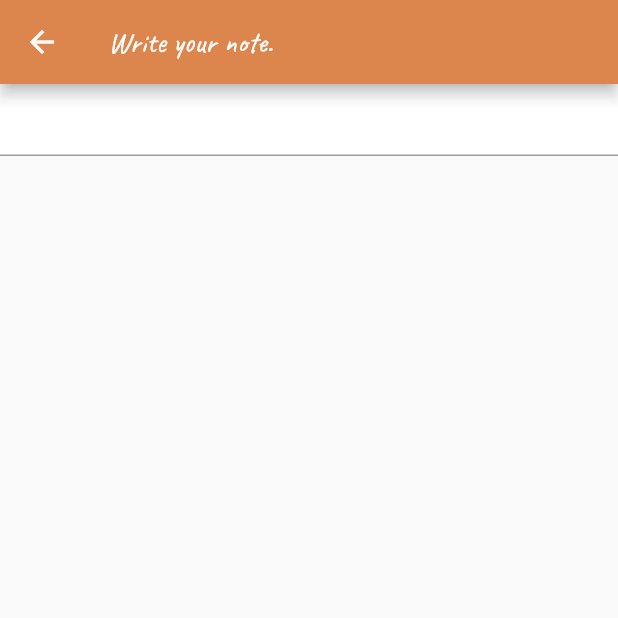
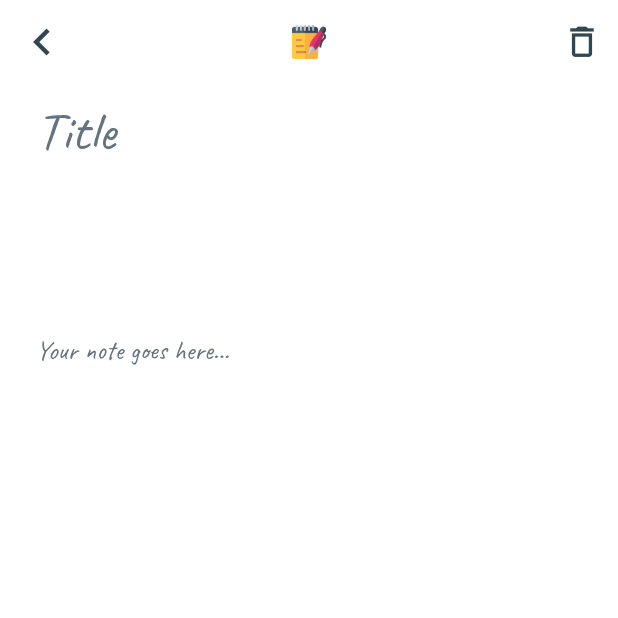
Before and after one commit to kabirnayeem99/flutter_note_app, a Flutter app: the screen it shows after launch, after a tap on "Create Note", on a phone screen of 412 x 824 dp, the top half of it. Run offline on Flutter 3.47's test engine with Material 2 defaults, Android fonts, the phone set to English and light mode, and no system bars.

Commit message:
💬 implemented the note writing ui

```diff
--- a/lib/constants.dart
+++ b/lib/constants.dart
@@ -3,6 +3,10 @@ import 'package:flutter/material.dart';
 const Color infoTextColor = Color(0xffB02E65);
 const Color buttonColor = Color(0xffDC854D);
 const String logoImage = "assets/images/notepad.png";
+const Color cursorColor = Color(0xff304653);
+const Color navigationIconColor = Color(0xff304653);
+const Color hintTextColor = Color(0xff647381);
+const Color typedTextColor = Color(0xff15212B);
 const double titleFontSize = 36;
 const double subTitleFontSize = 24;
 const double normalFontSize = 18;
--- a/lib/main.dart
+++ b/lib/main.dart
@@ -7,7 +7,7 @@ class MyApp extends StatelessWidget {
   @override
   Widget build(BuildContext context) {
     return MaterialApp(
-      theme: ThemeData(fontFamily: "Caveat"),
+      theme: ThemeData(fontFamily: "Caveat", backgroundColor: Colors.white),
       debugShowCheckedModeBanner: false,
       title: "Malusa - Note taking App",
       home: NoNotesScreen(),
--- a/lib/ui/screens/no_notes_screen.dart
+++ b/lib/ui/screens/no_notes_screen.dart
@@ -1,7 +1,7 @@
-import 'package:flutter/cupertino.dart';
 import 'package:flutter/material.dart';
 import 'package:flutter_note_app/constants.dart';
 import 'package:flutter_note_app/ui/screens/write_note_screen.dart';
+import 'package:flutter_note_app/ui/widgets/logo_image_title.dart';
 
 class NoNotesScreen extends StatelessWidget {
   const NoNotesScreen({
@@ -17,11 +17,7 @@ class NoNotesScreen extends StatelessWidget {
           mainAxisAlignment: MainAxisAlignment.spaceEvenly,
           crossAxisAlignment: CrossAxisAlignment.center,
           children: <Widget>[
-            Container(
-              height: 200,
-              width: 150,
-              child: Image.asset(logoImage),
-            ),
+            LogoImageTitle(height: 200, width: 150,),
             Center(
               child: Text(
                 "No notes !",
--- a/lib/ui/screens/write_note_screen.dart
+++ b/lib/ui/screens/write_note_screen.dart
@@ -1,5 +1,7 @@
+import 'package:flutter/cupertino.dart';
 import 'package:flutter/material.dart';
 import 'package:flutter_note_app/constants.dart';
+import 'package:flutter_note_app/ui/widgets/logo_image_title.dart';
 
 class WriteNoteScreen extends StatefulWidget {
   @override
@@ -10,9 +12,93 @@ class _WriteNoteScreenState extends State<WriteNoteScreen> {
   @override
   Widget build(BuildContext context) {
     return Scaffold(
-      appBar: AppBar(title: Text("Write your note."), backgroundColor: buttonColor,),
-      body: Container(color: Colors.white,
-      child: TextField(),),
+      appBar: AppBar(
+        elevation: 0,
+        leading: IconButton(
+          icon: Icon(
+            Icons.keyboard_arrow_left,
+            color: navigationIconColor,
+          ),
+          iconSize: titleFontSize,
+          onPressed: () {
+            Navigator.pop(context);
+          },
+        ),
+        backgroundColor: Colors.white,
+        centerTitle: true,
+        title: LogoImageTitle(
+          height: 23,
+          width: 23,
+        ),
+        actions: <Widget>[
+          IconButton(
+            icon: Icon(
+              Icons.delete_outline,
+              size: 27,
+              color: navigationIconColor,
+            ),
+            onPressed: () => {},
+          )
+        ],
+      ),
+      body: Column(
+        children: <Widget>[
+          WriteNoteField(
+            hint: "Title",
+            size: titleFontSize,
+            flex: 1,
+          ),
+          WriteNoteField(
+            hint: "Your note goes here...",
+            size: normalFontSize,
+            flex: 4,
+          ),
+        ],
+      ),
     );
   }
 }
+
+class WriteNoteField extends StatelessWidget {
+  const WriteNoteField({
+    Key key,
+    @required this.hint,
+    @required this.size,
+    this.flex,
+  }) : super(key: key);
+
+  final String hint;
+  final double size;
+  final int flex;
+
+  @override
+  Widget build(BuildContext context) {
+    return Expanded(
+      flex: flex,
+      child: Container(
+        color: Colors.white,
+        child: TextField(
+          style: TextStyle(
+            color: typedTextColor,
+            fontSize: size,
+          ),
+          cursorColor: cursorColor,
+          decoration: InputDecoration(
+            border: InputBorder.none,
+            focusedBorder: InputBorder.none,
+            contentPadding: EdgeInsets.symmetric(
+              vertical: 8.0,
+              horizontal: 24.0,
+            ),
+            hintText: hint,
+            hintStyle: TextStyle(
+              color: hintTextColor,
+              fontSize: size,
+            ),
+          ),
+          maxLines: null,
+        ),
+      ),
+    );
+  }
+}
--- /dev/null
+++ b/lib/ui/widgets/logo_image_title.dart
@@ -0,0 +1,23 @@
+import 'package:flutter/material.dart';
+import 'package:flutter_note_app/constants.dart';
+
+class LogoImageTitle extends StatelessWidget {
+  const LogoImageTitle({
+    Key key, this.height, this.width
+  }) : super(key: key);
+
+  final double height;
+  final double width;
+
+  @override
+  Widget build(BuildContext context) {
+    return Hero(
+      tag: "logoImage",
+      child: Container(
+        height: height,
+        width: width,
+        child: Image.asset(logoImage),
+      ),
+    );
+  }
+}
```
